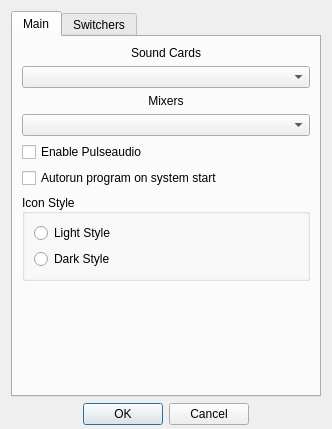
The window that qt/qtalsavolume/settingsdialog.ui (Vitozz/kukuruzo) describes before a commit, drawn with Qt 5.
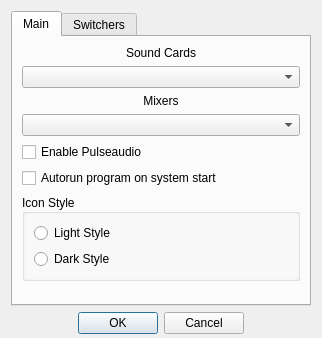
The same window after the commit.

Diff of the .ui file:
```diff
--- a/qt/qtalsavolume/settingsdialog.ui
+++ b/qt/qtalsavolume/settingsdialog.ui
@@ -6,16 +6,22 @@
    <rect>
     <x>0</x>
     <y>0</y>
-    <width>332</width>
-    <height>429</height>
+    <width>322</width>
+    <height>338</height>
    </rect>
   </property>
   <property name="sizePolicy">
-   <sizepolicy hsizetype="Minimum" vsizetype="Minimum">
+   <sizepolicy hsizetype="Minimum" vsizetype="Fixed">
     <horstretch>0</horstretch>
     <verstretch>0</verstretch>
    </sizepolicy>
   </property>
+  <property name="maximumSize">
+   <size>
+    <width>325</width>
+    <height>340</height>
+   </size>
+  </property>
   <property name="windowTitle">
    <string>Dialog</string>
   </property>
@@ -195,7 +201,7 @@
            <property name="sizeHint" stdset="0">
             <size>
              <width>20</width>
-             <height>86</height>
+             <height>20</height>
             </size>
            </property>
           </spacer>
```
